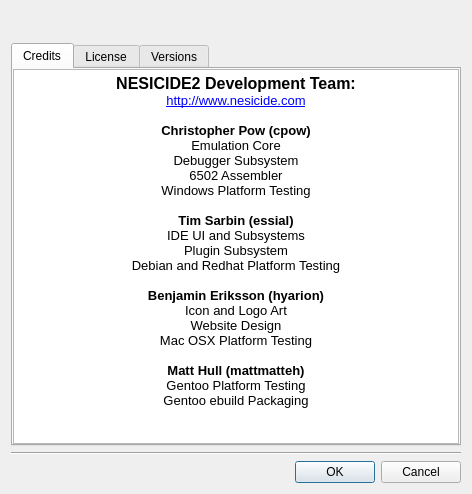
Qt form apps/ide/aboutdialog.ui (christopherpow/nesicide) before a commit.
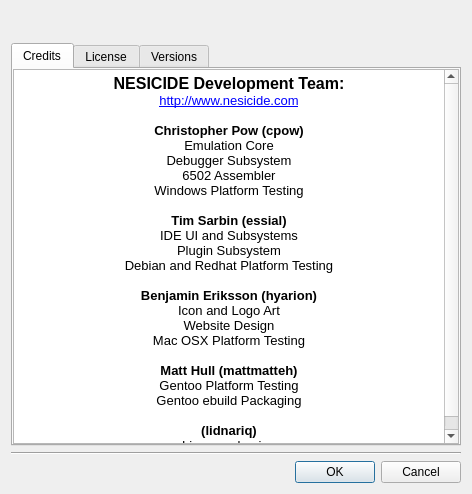
The same form after that commit. Icons and pictures are not drawn.

```diff
--- a/apps/ide/aboutdialog.ui
+++ b/apps/ide/aboutdialog.ui
@@ -86,7 +86,7 @@
 &lt;table border=&quot;0&quot; style=&quot;-qt-table-type: root; margin-top:4px; margin-bottom:4px; margin-left:4px; margin-right:4px;&quot;&gt;
 &lt;tr&gt;
 &lt;td style=&quot;border: none;&quot;&gt;
-&lt;p align=&quot;center&quot; style=&quot; margin-top:0px; margin-bottom:0px; margin-left:0px; margin-right:0px; -qt-block-indent:0; text-indent:0px;&quot;&gt;&lt;span style=&quot; font-family:'Sans'; font-size:12pt; font-weight:600;&quot;&gt;NESICIDE2 Development Team:&lt;/span&gt;&lt;/p&gt;
+&lt;p align=&quot;center&quot; style=&quot; margin-top:0px; margin-bottom:0px; margin-left:0px; margin-right:0px; -qt-block-indent:0; text-indent:0px;&quot;&gt;&lt;span style=&quot; font-family:'Sans'; font-size:12pt; font-weight:600;&quot;&gt;NESICIDE Development Team:&lt;/span&gt;&lt;/p&gt;
 &lt;p align=&quot;center&quot; style=&quot; margin-top:0px; margin-bottom:0px; margin-left:0px; margin-right:0px; -qt-block-indent:0; text-indent:0px;&quot;&gt;&lt;a href=&quot;http://www.nesicide.com&quot;&gt;&lt;span style=&quot; font-family:'Sans'; font-size:10pt; text-decoration: underline; color:#0000ff;&quot;&gt;http://www.nesicide.com&lt;/span&gt;&lt;/a&gt;&lt;/p&gt;
 &lt;p align=&quot;center&quot; style=&quot;-qt-paragraph-type:empty; margin-top:0px; margin-bottom:0px; margin-left:0px; margin-right:0px; -qt-block-indent:0; text-indent:0px; font-family:'Sans'; font-size:10pt;&quot;&gt;&lt;/p&gt;
 &lt;p align=&quot;center&quot; style=&quot; margin-top:0px; margin-bottom:0px; margin-left:0px; margin-right:0px; -qt-block-indent:0; text-indent:0px;&quot;&gt;&lt;span style=&quot; font-family:'Sans'; font-size:10pt; font-weight:600;&quot;&gt;Christopher Pow (cpow)&lt;/span&gt;&lt;/p&gt;
@@ -107,7 +107,10 @@
 &lt;p align=&quot;center&quot; style=&quot;-qt-paragraph-type:empty; margin-top:0px; margin-bottom:0px; margin-left:0px; margin-right:0px; -qt-block-indent:0; text-indent:0px; font-family:'Sans'; font-size:10pt;&quot;&gt;&lt;/p&gt;
 &lt;p align=&quot;center&quot; style=&quot; margin-top:0px; margin-bottom:0px; margin-left:0px; margin-right:0px; -qt-block-indent:0; text-indent:0px;&quot;&gt;&lt;span style=&quot; font-family:'Sans'; font-size:10pt; font-weight:600;&quot;&gt;Matt Hull (mattmatteh)&lt;/span&gt;&lt;/p&gt;
 &lt;p align=&quot;center&quot; style=&quot; margin-top:0px; margin-bottom:0px; margin-left:0px; margin-right:0px; -qt-block-indent:0; text-indent:0px;&quot;&gt;&lt;span style=&quot; font-family:'Sans'; font-size:10pt;&quot;&gt;Gentoo Platform Testing&lt;/span&gt;&lt;/p&gt;
-&lt;p align=&quot;center&quot; style=&quot; margin-top:0px; margin-bottom:0px; margin-left:0px; margin-right:0px; -qt-block-indent:0; text-indent:0px;&quot;&gt;&lt;span style=&quot; font-family:'Sans'; font-size:10pt;&quot;&gt;Gentoo ebuild Packaging&lt;/span&gt;&lt;/p&gt;&lt;/td&gt;&lt;/tr&gt;&lt;/table&gt;&lt;/body&gt;&lt;/html&gt;</string>
+&lt;p align=&quot;center&quot; style=&quot; margin-top:0px; margin-bottom:0px; margin-left:0px; margin-right:0px; -qt-block-indent:0; text-indent:0px;&quot;&gt;&lt;span style=&quot; font-family:'Sans'; font-size:10pt;&quot;&gt;Gentoo ebuild Packaging&lt;/span&gt;&lt;/p&gt;
+&lt;p align=&quot;center&quot; style=&quot;-qt-paragraph-type:empty; margin-top:0px; margin-bottom:0px; margin-left:0px; margin-right:0px; -qt-block-indent:0; text-indent:0px; font-family:'Sans'; font-size:10pt;&quot;&gt;&lt;/p&gt;
+&lt;p align=&quot;center&quot; style=&quot; margin-top:0px; margin-bottom:0px; margin-left:0px; margin-right:0px; -qt-block-indent:0; text-indent:0px;&quot;&gt;&lt;span style=&quot; font-family:'Sans'; font-size:10pt; font-weight:600;&quot;&gt;(lidnariq)&lt;/span&gt;&lt;/p&gt;
+&lt;p align=&quot;center&quot; style=&quot; margin-top:0px; margin-bottom:0px; margin-left:0px; margin-right:0px; -qt-block-indent:0; text-indent:0px;&quot;&gt;&lt;span style=&quot; font-family:'Sans'; font-size:10pt;&quot;&gt;Linux packaging&lt;/span&gt;&lt;/p&gt;&lt;/td&gt;&lt;/tr&gt;&lt;/table&gt;&lt;/body&gt;&lt;/html&gt;</string>
          </property>
         </widget>
        </item>
```
